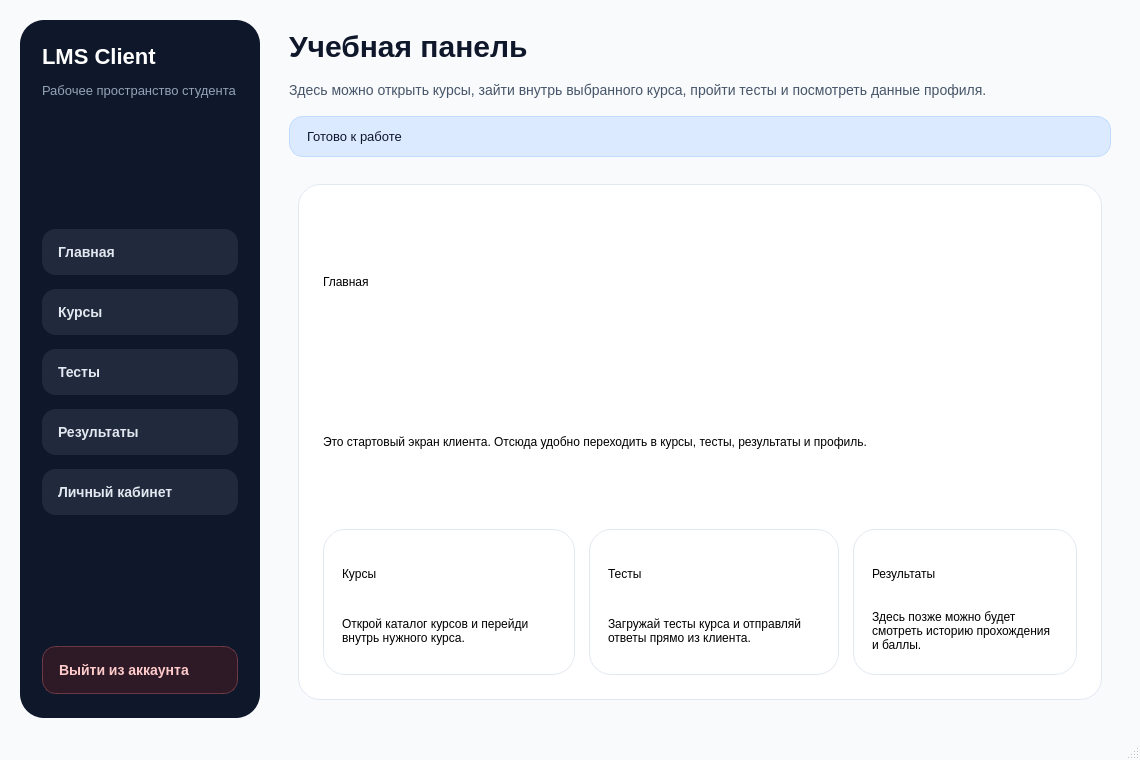
Old version of the form LP_Server/client-qt/LMSClient/mainwindow.ui in the repository Quisede/LP_VKR.
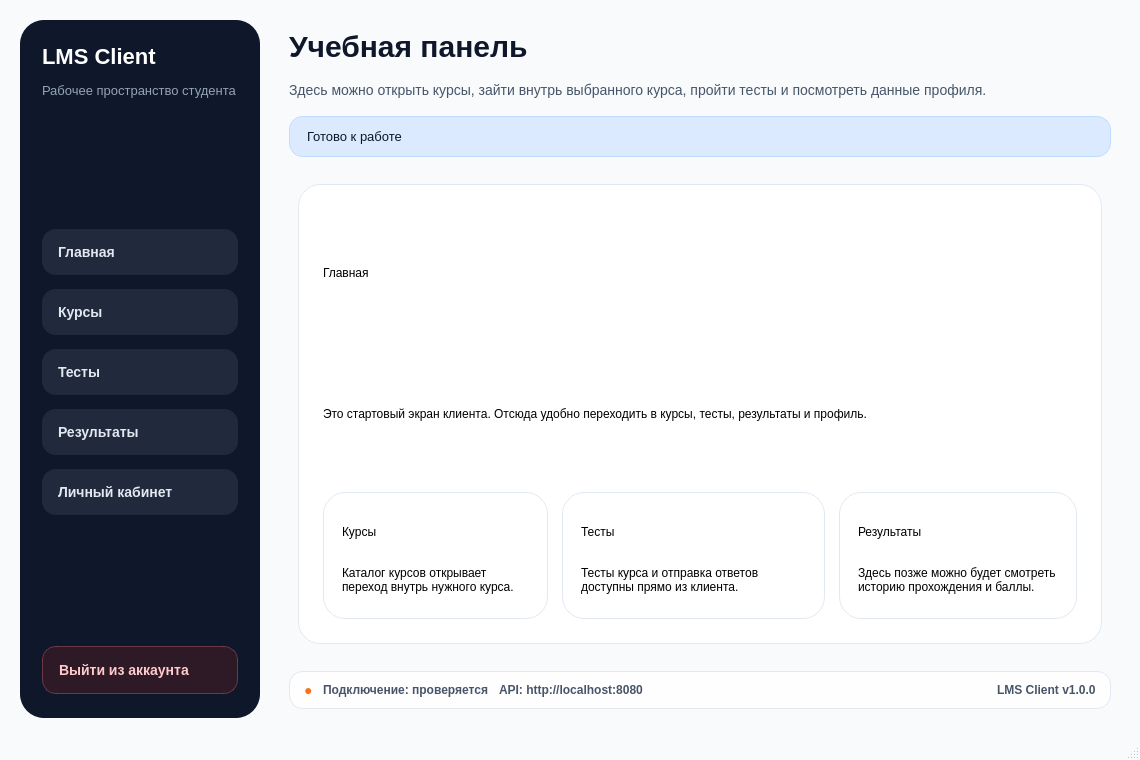
New version of the form.

What changed in the file:
```diff
--- a/LP_Server/client-qt/LMSClient/mainwindow.ui
+++ b/LP_Server/client-qt/LMSClient/mainwindow.ui
@@ -111,6 +111,26 @@
     font-size: 13px;
 }
 
+QFrame#footerFrame {
+    background-color: rgba(255, 255, 255, 0.82);
+    border: 1px solid #e2e8f0;
+    border-radius: 14px;
+}
+
+QLabel#connectionStatusLabel,
+QLabel#apiEndpointLabel,
+QLabel#appVersionLabel {
+    color: #475569;
+    font-size: 12px;
+    font-weight: 600;
+}
+
+QLabel#connectionDotLabel {
+    color: #f97316;
+    font-size: 14px;
+    font-weight: 700;
+}
+
 QFrame#pageCard,
 QFrame#testCard,
 QFrame#profileCard,
@@ -633,7 +653,7 @@
                       <string notr="true">moduleDescriptionLabel</string>
                      </property>
                      <property name="text">
-                      <string>Открой каталог курсов и перейди внутрь нужного курса.</string>
+                      <string>Каталог курсов открывает переход внутрь нужного курса.</string>
                      </property>
                      <property name="wordWrap">
                       <bool>true</bool>
@@ -680,7 +700,7 @@
                       <string notr="true">moduleDescriptionLabel</string>
                      </property>
                      <property name="text">
-                      <string>Загружай тесты курса и отправляй ответы прямо из клиента.</string>
+                      <string>Тесты курса и отправка ответов доступны прямо из клиента.</string>
                      </property>
                      <property name="wordWrap">
                       <bool>true</bool>
@@ -1311,6 +1331,83 @@
          </widget>
         </widget>
        </item>
+       <item>
+        <widget class="QFrame" name="footerFrame">
+         <property name="minimumSize">
+          <size>
+           <width>0</width>
+           <height>38</height>
+          </size>
+         </property>
+         <property name="maximumSize">
+          <size>
+           <width>16777215</width>
+           <height>44</height>
+          </size>
+         </property>
+         <property name="frameShape">
+          <enum>QFrame::Shape::NoFrame</enum>
+         </property>
+         <layout class="QHBoxLayout" name="footerLayout">
+          <property name="leftMargin">
+           <number>14</number>
+          </property>
+          <property name="topMargin">
+           <number>6</number>
+          </property>
+          <property name="rightMargin">
+           <number>14</number>
+          </property>
+          <property name="bottomMargin">
+           <number>6</number>
+          </property>
+          <property name="spacing">
+           <number>10</number>
+          </property>
+          <item>
+           <widget class="QLabel" name="connectionDotLabel">
+            <property name="text">
+             <string>●</string>
+            </property>
+           </widget>
+          </item>
+          <item>
+           <widget class="QLabel" name="connectionStatusLabel">
+            <property name="text">
+             <string>Подключение: проверяется</string>
+            </property>
+           </widget>
+          </item>
+          <item>
+           <widget class="QLabel" name="apiEndpointLabel">
+            <property name="text">
+             <string>API: http://localhost:8080</string>
+            </property>
+           </widget>
+          </item>
+          <item>
+           <spacer name="footerSpacer">
+            <property name="orientation">
+             <enum>Qt::Orientation::Horizontal</enum>
+            </property>
+            <property name="sizeHint" stdset="0">
+             <size>
+              <width>40</width>
+              <height>20</height>
+             </size>
+            </property>
+           </spacer>
+          </item>
+          <item>
+           <widget class="QLabel" name="appVersionLabel">
+            <property name="text">
+             <string>LMS Client v1.0.0</string>
+            </property>
+           </widget>
+          </item>
+         </layout>
+        </widget>
+       </item>
       </layout>
      </widget>
     </item>
```
Left out of the diff: 18 changed lines with no effect on the pictures.
